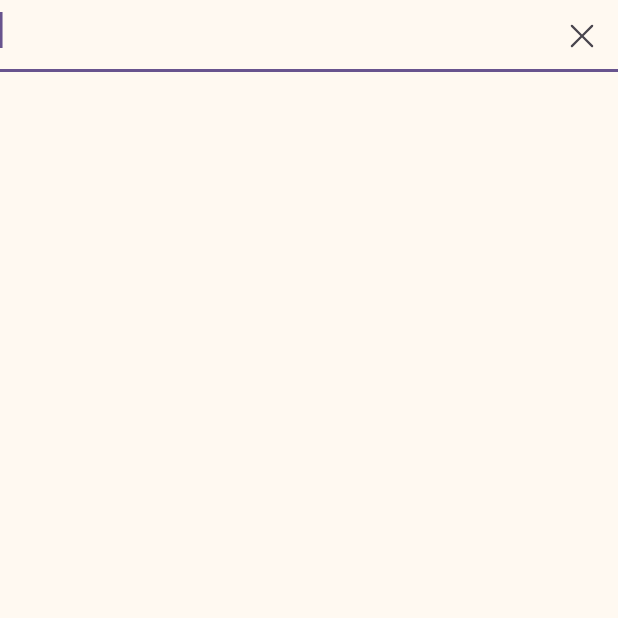
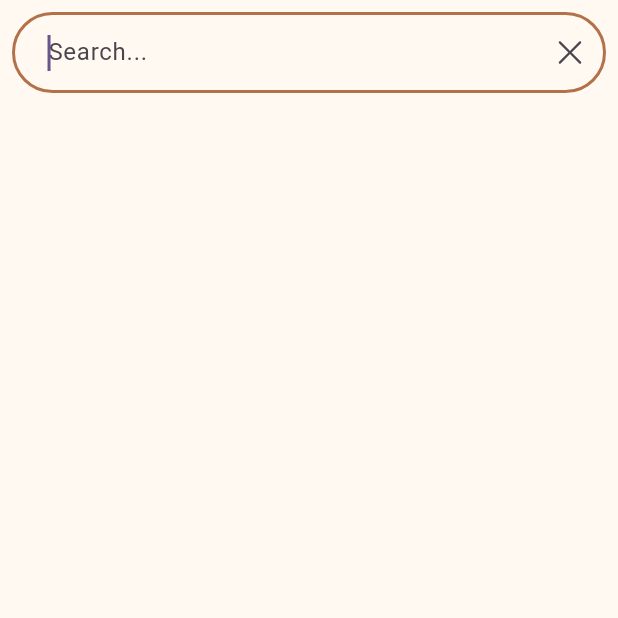
Before and after one commit to Huzy121/Dojo, a Flutter app: the screen it shows after launch, item 2 of the bottom bar chosen, on a phone screen of 412 x 824 dp, the top half of it. Run offline on Flutter 3.47's test engine with Material 3 defaults, Android fonts, the phone set to English and light mode, and no system bars; our stand-ins replace audio_video_progress_bar, audioplayers, flutter_hooks, flutter_riverpod, fluttertoast, google_fonts and 3 more; missing offline and left inert: record.

Commit message:
Finished search functionality

```diff
--- a/lib/Screens/Search/search_page.dart
+++ b/lib/Screens/Search/search_page.dart
@@ -12,15 +12,22 @@ class SearchPage extends ConsumerWidget {
   @override
   Widget build(BuildContext context, WidgetRef ref) {
     final recordingList = ref.read(recordingListProvider);
-    final searchQuery = ref.watch(searchQueryProvider);
     final searchController = ref.read(searchControllerProvider);
+    final filteredListProvider = ref.watch(filteredAudioListProvider);
+    final pageController = ref.read(pageViewControllerProvider);
     return Scaffold(
       body: Column(
         children: [
-          TextField(
+          Padding(
+            padding: const EdgeInsets.all(8.0),
+            child: TextField(
               autofocus: true,
               controller: searchController,
               decoration: InputDecoration(
+                hintText: 'Search...', // Optional hint text
+                filled: true,
+                fillColor: Colors
+                    .transparent, // Background color to give it a "floating" look
                 suffixIcon: IconButton(
                   icon: Icon(PhosphorIcons.x()),
                   onPressed: () {
@@ -28,37 +35,47 @@ class SearchPage extends ConsumerWidget {
                     ref.read(searchQueryProvider.notifier).state = '';
                   },
                 ),
+                // Apply rounded borders for the floating style
+                border: OutlineInputBorder(
+                  borderRadius: BorderRadius.circular(30.0), // Rounded corners
+                  borderSide:
+                      BorderSide(color: Color(0xFFB3714A)), // No visible border
+                ),
+                enabledBorder: OutlineInputBorder(
+                  borderRadius: BorderRadius.circular(30.0),
+                  borderSide: BorderSide.none,
+                ),
+                focusedBorder: OutlineInputBorder(
+                  borderRadius: BorderRadius.circular(30.0),
+                  borderSide: BorderSide(
+                    color: Color(0xFFB3714A), // Optional color when focused
+                    width: 2.0, // Thicker border when focused
+                  ),
+                ),
+                contentPadding: EdgeInsets.symmetric(
+                    vertical: 15.0,
+                    horizontal:
+                        20.0), // Adjust the padding for a comfortable look
               ),
               onChanged: (value) {
                 ref.read(searchQueryProvider.notifier).state = value;
-              FocusScope.of(context).autofocus;
                 print('search: $value');
               },
             ),
+          ),
           Expanded(
             child: ListView.builder(
-              itemCount: recordingList.length,
+              itemCount: filteredListProvider.length,
               itemBuilder: (context, index) {
-                final recording = recordingList[index];
-                print('recording $recording');
-                if (searchQuery == '') {
+                final recording = filteredListProvider[index];
                 return ListTile(
                   title: Text(recording.replaceAll('.m4a', '')),
-                    onTap: () {},
+                  onTap: () {
+                    final index = recordingList.indexOf(recording);
+                    pageController.jumpToPage(index);
+                    Navigator.pop(context);
+                  },
                 );
-                } else {
-                  if (recording
-                      .toLowerCase()
-                      .contains(searchQuery.toLowerCase())) {
-                    print('recording title: $recording');
-                    return ListTile(
-                      title: Text(recording.replaceAll('.m4a', '')),
-                      onTap: () {},
-                    );
-                  } else {
-                    return SizedBox.shrink();
-                  }
-                }
               },
             ),
           )
--- a/lib/assets/riverpod.dart
+++ b/lib/assets/riverpod.dart
@@ -1,16 +1,29 @@
 // ignore_for_file: prefer_const_constructors
 
 import 'dart:io';
+import 'package:dojo/Screens/Home%20Page/files_notifier.dart';
 import 'package:dojo/Services/audio_player_service.dart';
 import 'package:dojo/Services/audio_recorder_service.dart';
 import 'package:flutter/material.dart';
 import 'package:flutter_riverpod/flutter_riverpod.dart';
 
+final filteredAudioListProvider = Provider<List<String>>((ref) {
+  final searchQuery = ref.watch(searchQueryProvider);
+  final recordingList = ref.watch(recordingListProvider); // Your original list
+
+  // Return the filtered list based on search query
+  if (searchQuery.isEmpty) {
+    return recordingList; // If query is empty, return all recordings
+  } else {
+    return recordingList.where((recording) {
+      return recording.toLowerCase().contains(searchQuery.toLowerCase());
+    }).toList(); // Filtered list
+  }
+});
+
 final searchControllerProvider = StateProvider<TextEditingController>((ref) {
   print('search QP: $searchQueryProvider');
-  return searchQueryProvider == 'StateProvider<String>#48ec2'
-      ? TextEditingController()
-      : TextEditingController(text: ref.read(searchQueryProvider));
+  return TextEditingController(text: ref.read(searchQueryProvider));
   //return TextEditingController(text: searchQueryProvider.toString());
 });
 
```
Lines whose indentation alone changed are shown as unchanged.
